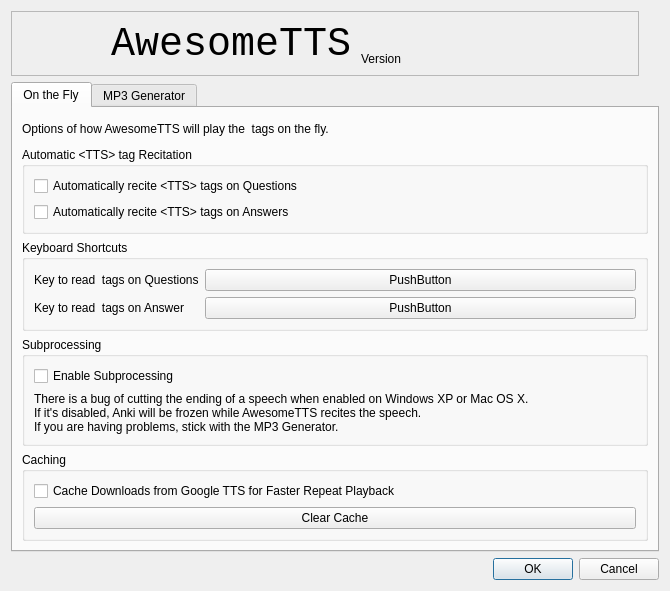
The window that awesometts/designer/configurator.ui (runehol/AwesomeTTS) describes before a commit, drawn with Qt 5.
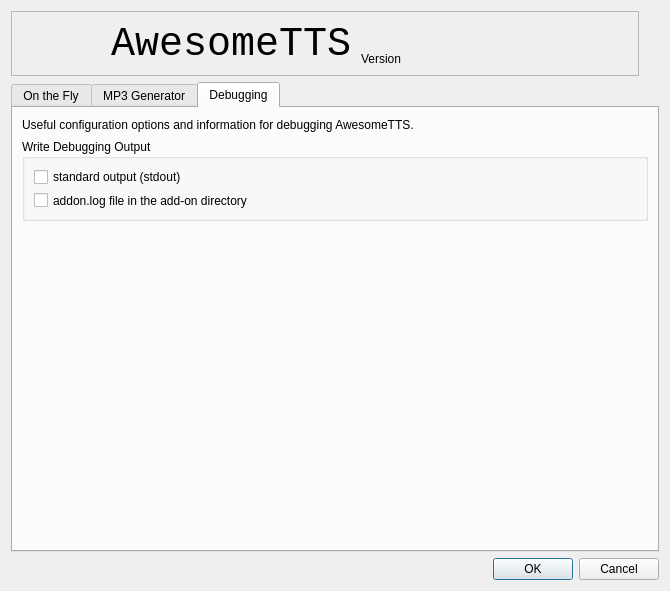
The same window after the commit. The open tabs and pages were chosen to show the change.

Commit message:
Enable/disable debugging options
Adds a new "Debugging" tab to the configuration window. This new tab
includes checkboxes that are wired back to the user configuration to
enable or disable the debugging features.

```diff
--- a/awesometts/designer/configurator.ui
+++ b/awesometts/designer/configurator.ui
@@ -312,6 +312,53 @@
            </widget>
           </widget>
          </widget>
+         <widget class="QWidget">
+          <attribute name="title">
+           <string>Debugging</string>
+          </attribute>
+          <widget class="QLabel">
+           <property name="geometry">
+            <rect>
+             <x>9</x>
+             <y>9</y>
+             <width>626</width>
+             <height>16</height>
+            </rect>
+           </property>
+           <property name="text">
+            <string>Useful configuration options and information for debugging AwesomeTTS.</string>
+           </property>
+          </widget>
+          <widget class="QGroupBox">
+           <property name="geometry">
+            <rect>
+             <x>9</x>
+             <y>31</y>
+             <width>626</width>
+             <height>82</height>
+            </rect>
+           </property>
+           <property name="title">
+            <string>Write Debugging Output</string>
+           </property>
+           <layout class="QVBoxLayout">
+            <item>
+             <widget class="QCheckBox" name="debug_stdout_checkbox">
+              <property name="text">
+               <string>standard output (stdout)</string>
+              </property>
+             </widget>
+            </item>
+            <item>
+             <widget class="QCheckBox" name="debug_file_checkbox">
+              <property name="text">
+               <string>addon.log file in the add-on directory</string>
+              </property>
+             </widget>
+            </item>
+           </layout>
+          </widget>
+         </widget>
         </widget>
        </item>
       </layout>
```
The commit also changes 1 other file.
